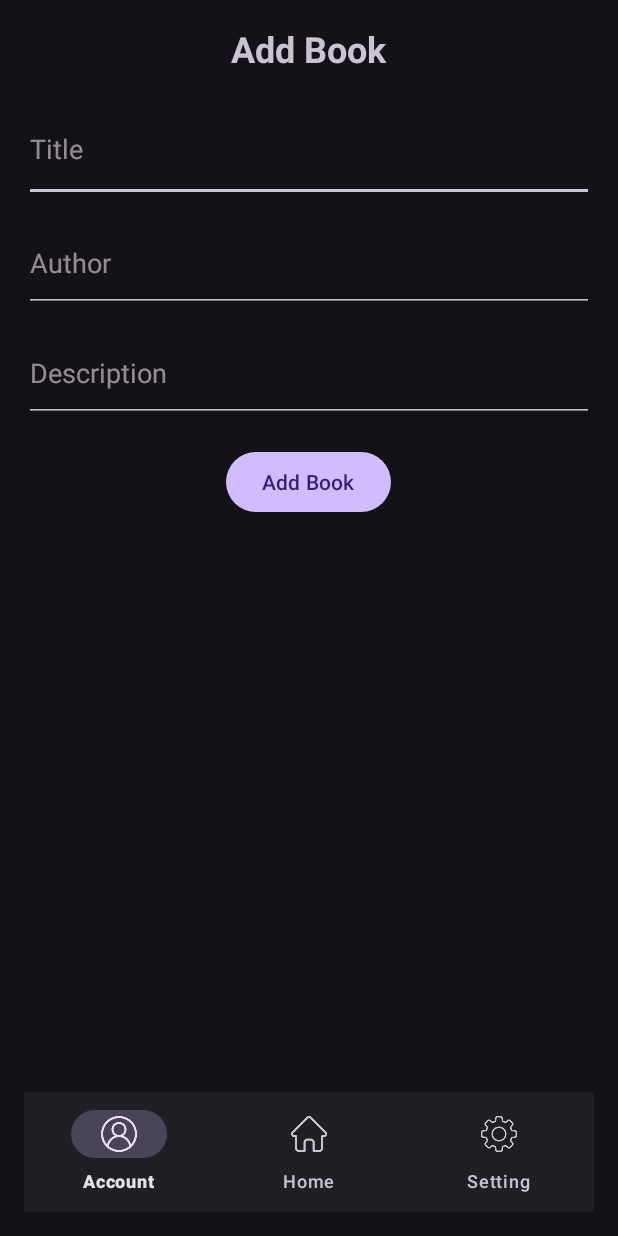
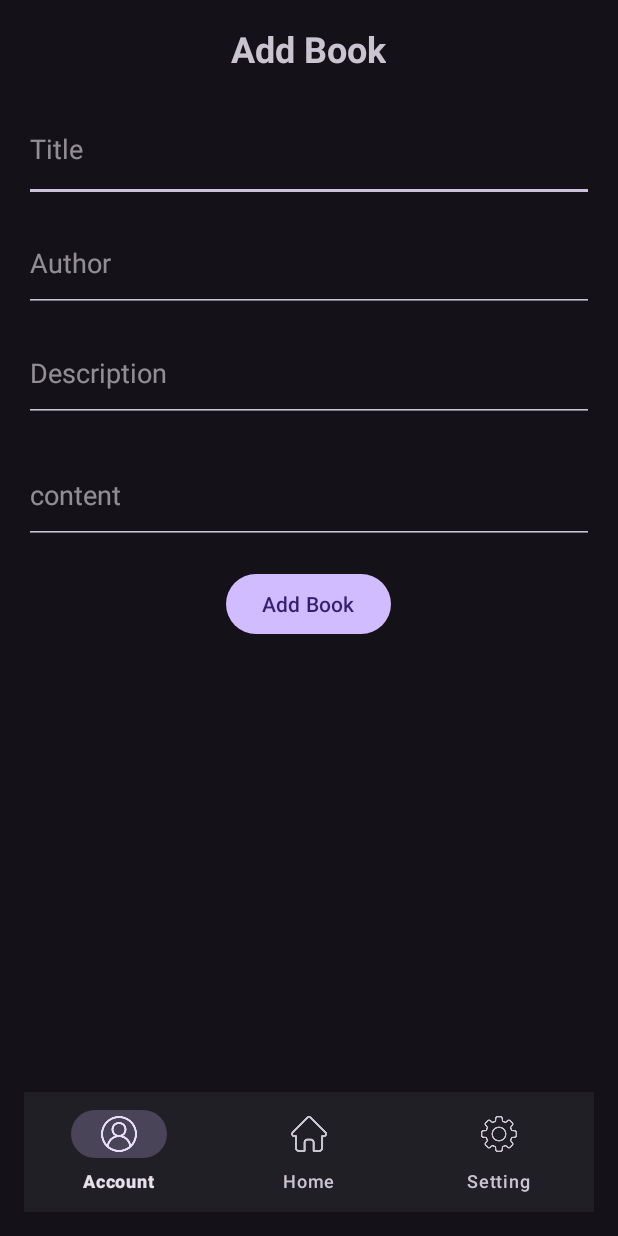
Before and after one commit to dduRyu732/DOANLTTBDD, an Android app: the AdminActivity screen opened directly, with no data from a screen before it, on a phone screen of 412 x 824 dp. Run offline under Robolectric (Android 15) with nearby library versions, the phone set to English and light mode, and no system bars.

Commit message:
21/3 12:04

```diff
--- a/app/src/main/java/com/example/doanlttbdd/AdminActivity.java
+++ b/app/src/main/java/com/example/doanlttbdd/AdminActivity.java
@@ -21,10 +21,12 @@ public class AdminActivity extends AppCompatActivity {
     private EditText editTextAuthor;
     private EditText editTextDescription;
     private Button buttonAdd;
+    private EditText editTextContent;
 
     private BottomNavigationView bottomNavigationView;
 
     private DatabaseHelper databaseHelper;
+
 
     @Override
     protected void onCreate(Bundle savedInstanceState) {
@@ -34,6 +36,7 @@ public class AdminActivity extends AppCompatActivity {
         editTextTitle = findViewById(R.id.editTextTitle);
         editTextAuthor = findViewById(R.id.editTextAuthor);
         editTextDescription = findViewById(R.id.editTextDescription);
+        editTextContent = findViewById(R.id.editTextContent);
         buttonAdd = findViewById(R.id.buttonAdd);
 
         databaseHelper = new DatabaseHelper(this);
@@ -44,14 +47,16 @@ public class AdminActivity extends AppCompatActivity {
                 String title = editTextTitle.getText().toString();
                 String author = editTextAuthor.getText().toString();
                 String description = editTextDescription.getText().toString();
+                String content = editTextContent.getText().toString();
 
-                long result = databaseHelper.insertBook(title, author, description);
+                long result = databaseHelper.insertBook(title, author, description, content);
 
                 if (result != -1) {
                     makeText(AdminActivity.this, "?", Toast.LENGTH_SHORT).show();makeText(AdminActivity.this, "Book added successfully", Toast.LENGTH_SHORT).show();
                     editTextTitle.setText("");
                     editTextAuthor.setText("");
                     editTextDescription.setText("");
+                    editTextContent.setText("");
                 } else {
                     makeText(AdminActivity.this, "Failed to add book", Toast.LENGTH_SHORT).show();
                 }
--- a/app/src/main/res/layout/activity_admin.xml
+++ b/app/src/main/res/layout/activity_admin.xml
@@ -35,6 +35,12 @@
         android:layout_height="65dp"
         android:layout_marginBottom="16dp"
         android:hint="Description" />
+    <EditText
+        android:id="@+id/editTextContent"
+        android:layout_width="match_parent"
+        android:layout_height="65dp"
+        android:layout_marginBottom="16dp"
+        android:hint="content" />
 
     <Button
         android:id="@+id/buttonAdd"
@@ -42,6 +48,11 @@
         android:layout_height="wrap_content"
         android:text="Add Book"
         android:layout_gravity="center_horizontal" />
+
+    <ListView
+        android:id="@+id/listViewStories"
+        android:layout_width="wrap_content"
+        android:layout_height="283dp" />
 
     <LinearLayout
         android:layout_width="match_parent"
```
Also changed, not shown: app/src/main/java/com/example/doanlttbdd/AccountInfoActivity.java (+34 -1 lines), app/src/main/java/com/example/doanlttbdd/DatabaseHelper.java (+6 -2 lines), app/src/main/java/com/example/doanlttbdd/MainActivity.java (+6 -5 lines), app/src/main/java/com/example/doanlttbdd/Story.java (+6 -1 lines), app/src/main/res/layout/activity_info.xml (+10 -1 lines), app/src/main/res/layout/activity_main.xml (+10 -3 lines).
